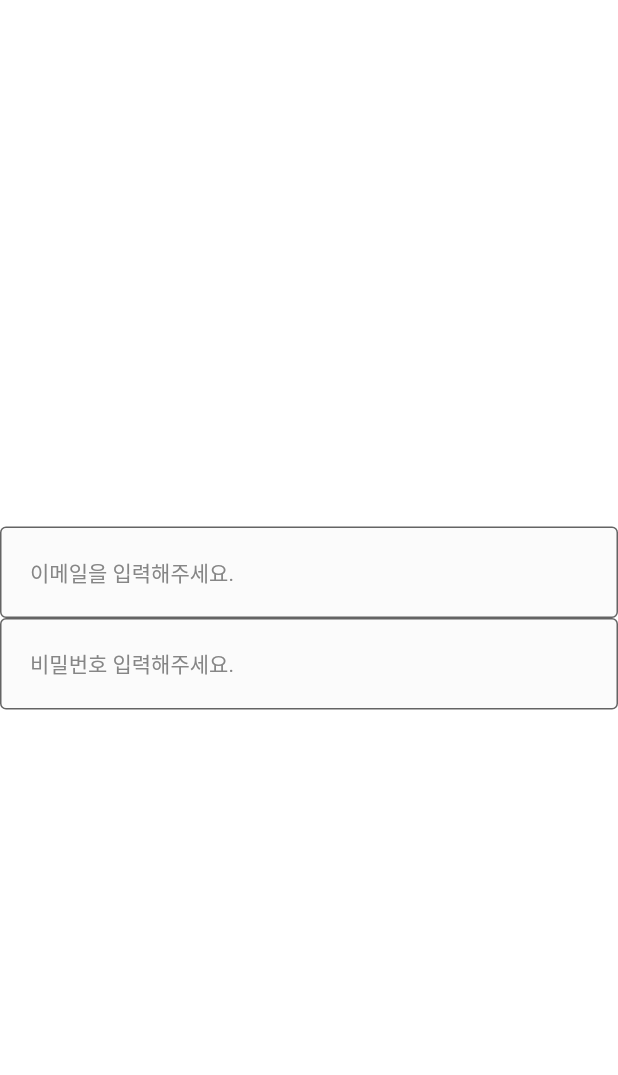
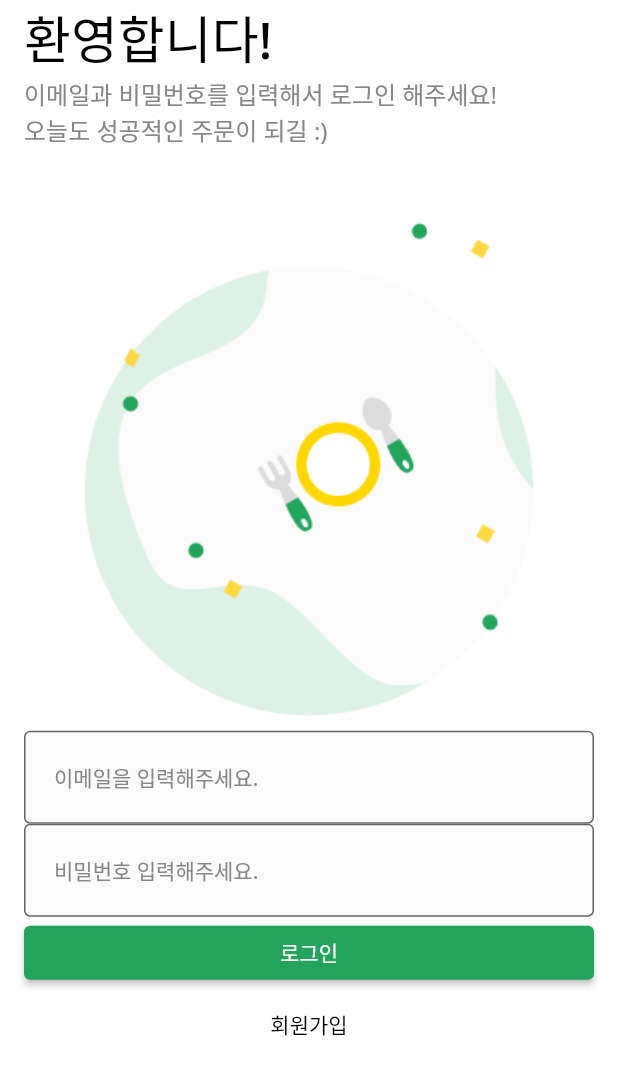
Before and after one commit to goback/test-delivery, a Flutter app: the screen it shows after launch, on a phone screen of 412 x 824 dp. Shown: the top 1075 px of the screen. Run offline on Flutter 3.47's test engine with Material 2 defaults, Android fonts, the phone set to English and light mode, and no system bars.

Commit message:
UI 배치하기

```diff
--- /dev/null
+++ b/lib/common/layout/default_layout.dart
@@ -0,0 +1,18 @@
+import 'package:flutter/material.dart';
+
+class DefaultLayout extends StatelessWidget {
+  final Widget body;
+
+  const DefaultLayout({
+    Key? key,
+    required this.body,
+  }) : super(key: key);
+
+  @override
+  Widget build(BuildContext context) {
+    return Scaffold(
+      backgroundColor: Colors.white,
+      body: body,
+    );
+  }
+}
--- /dev/null
+++ b/lib/common/user/view/login_screen.dart
@@ -0,0 +1,88 @@
+import 'package:flutter/material.dart';
+import 'package:prac/common/component/custom_text_form.dart';
+import 'package:prac/common/const/colors.dart';
+import 'package:prac/common/layout/default_layout.dart';
+
+class LoginScreen extends StatelessWidget {
+  const LoginScreen({Key? key}) : super(key: key);
+
+  @override
+  Widget build(BuildContext context) {
+    return DefaultLayout(
+      body: SafeArea(
+        top: true,
+        bottom: false,
+        child: Padding(
+          padding: const EdgeInsets.symmetric(horizontal: 16.0),
+          child: Column(
+            crossAxisAlignment: CrossAxisAlignment.stretch,
+            children: [
+              _Title(),
+              _SubTitle(),
+              Image.asset(
+                'asset/img/misc/logo.png',
+                width: MediaQuery.of(context).size.width / 3 * 2,
+              ),
+              CustomTextFormField(
+                hintText: '이메일을 입력해주세요.',
+                onChanged: (value) {},
+              ),
+              CustomTextFormField(
+                hintText: '비밀번호 입력해주세요.',
+                obscureText: true,
+                onChanged: (value) {},
+              ),
+              ElevatedButton(
+                onPressed: () {},
+                style: ElevatedButton.styleFrom(
+                  backgroundColor: PRIMARY_COLOR,
+                ),
+                child: Text(
+                  '로그인',
+                ),
+              ),
+              TextButton(
+                onPressed: () {},
+                style: TextButton.styleFrom(
+                  foregroundColor: Colors.black,
+                ),
+                child: Text('회원가입'),
+              ),
+            ],
+          ),
+        ),
+      ),
+    );
+  }
+}
+
+class _Title extends StatelessWidget {
+  const _Title({Key? key}) : super(key: key);
+
+  @override
+  Widget build(BuildContext context) {
+    return Text(
+      '환영합니다!',
+      style: TextStyle(
+        fontSize: 34.0,
+        fontWeight: FontWeight.w500,
+        color: Colors.black,
+      ),
+    );
+  }
+}
+
+class _SubTitle extends StatelessWidget {
+  const _SubTitle({Key? key}) : super(key: key);
+
+  @override
+  Widget build(BuildContext context) {
+    return Text(
+      '이메일과 비밀번호를 입력해서 로그인 해주세요!\n오늘도 성공적인 주문이 되길 :)',
+      style: TextStyle(
+        fontSize: 16.0,
+        color: BODY_TEXT_COLOR,
+      ),
+    );
+  }
+}
--- a/lib/main.dart
+++ b/lib/main.dart
@@ -1,5 +1,5 @@
 import 'package:flutter/material.dart';
-import 'package:prac/common/component/custom_text_form.dart';
+import 'package:prac/common/user/view/login_screen.dart';
 
 void main() {
   runApp(
@@ -13,23 +13,10 @@ class _App extends StatelessWidget {
   @override
   Widget build(BuildContext context) {
     return MaterialApp(
-      home: Scaffold(
-        backgroundColor: Colors.white,
-        body: Column(
-          mainAxisAlignment: MainAxisAlignment.center,
-          children: [
-            CustomTextFormField(
-              hintText: '이메일을 입력해주세요.',
-              onChanged: (value) {},
-            ),
-            CustomTextFormField(
-              hintText: '비밀번호 입력해주세요.',
-              obscureText: true,
-              onChanged: (value) {},
-            ),
-          ],
-        ),
+      theme: ThemeData(
+        fontFamily: 'NotoSans',
       ),
+      home:  LoginScreen(),
     );
   }
 }
```
Also changed, not shown: pubspec.yaml (+21 -0 lines), asset/img/logo/codefactory_logo.png (added), asset/img/logo/logo.png (added), asset/img/misc/logo.png (added), asset/svg/icon/home.svg (added), asset/svg/icon/orders.svg (added), asset/svg/icon/profile.svg (added), asset/svg/icon/search.svg (added), 9 other files.
